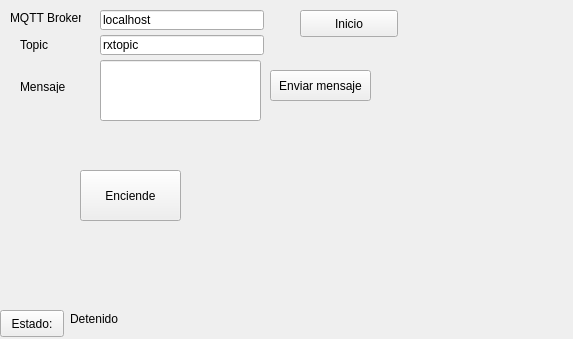
First picture: the form in guipanel.ui, repository jeacelo/test_qt, before the edit.
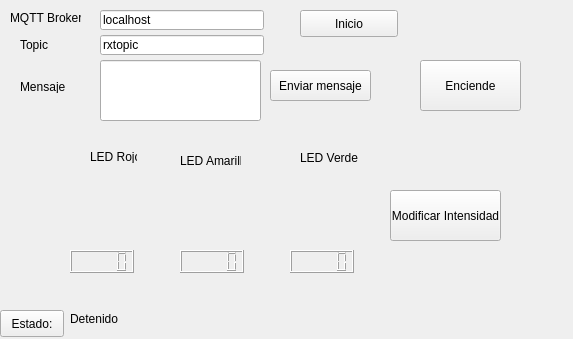
Second picture: the form after the edit. Custom widgets are drawn as their Qt base class.

Commit message: Añadidos controles de intensidad

```diff
--- a/guipanel.ui
+++ b/guipanel.ui
@@ -107,8 +107,8 @@
   <widget class="QPushButton" name="pushButton_2">
    <property name="geometry">
     <rect>
-     <x>80</x>
-     <y>170</y>
+     <x>420</x>
+     <y>60</y>
      <width>101</width>
      <height>51</height>
     </rect>
@@ -156,8 +156,175 @@
     <string>Mensaje</string>
    </property>
   </widget>
+  <widget class="QwtKnob" name="redKnob">
+   <property name="geometry">
+    <rect>
+     <x>50</x>
+     <y>160</y>
+     <width>111</width>
+     <height>101</height>
+    </rect>
+   </property>
+   <property name="upperBound">
+    <double>254.000000000000000</double>
+   </property>
+   <property name="value">
+    <double>0.000000000000000</double>
+   </property>
+   <property name="totalSteps">
+    <UInt>254</UInt>
+   </property>
+  </widget>
+  <widget class="QLCDNumber" name="red_lcdNumber">
+   <property name="geometry">
+    <rect>
+     <x>70</x>
+     <y>250</y>
+     <width>64</width>
+     <height>23</height>
+    </rect>
+   </property>
+   <property name="font">
+    <font>
+     <family>Arial</family>
+     <weight>75</weight>
+     <bold>true</bold>
+    </font>
+   </property>
+  </widget>
+  <widget class="QwtKnob" name="yellowKnob">
+   <property name="geometry">
+    <rect>
+     <x>160</x>
+     <y>160</y>
+     <width>111</width>
+     <height>101</height>
+    </rect>
+   </property>
+   <property name="upperBound">
+    <double>254.000000000000000</double>
+   </property>
+   <property name="value">
+    <double>0.000000000000000</double>
+   </property>
+   <property name="totalSteps">
+    <UInt>254</UInt>
+   </property>
+  </widget>
+  <widget class="QLCDNumber" name="yellow_lcdNumber">
+   <property name="geometry">
+    <rect>
+     <x>180</x>
+     <y>250</y>
+     <width>64</width>
+     <height>23</height>
+    </rect>
+   </property>
+   <property name="font">
+    <font>
+     <family>Arial</family>
+     <weight>75</weight>
+     <bold>true</bold>
+    </font>
+   </property>
+  </widget>
+  <widget class="QwtKnob" name="greenKnob">
+   <property name="geometry">
+    <rect>
+     <x>270</x>
+     <y>160</y>
+     <width>111</width>
+     <height>101</height>
+    </rect>
+   </property>
+   <property name="upperBound">
+    <double>254.000000000000000</double>
+   </property>
+   <property name="value">
+    <double>0.000000000000000</double>
+   </property>
+   <property name="totalSteps">
+    <UInt>254</UInt>
+   </property>
+  </widget>
+  <widget class="QLCDNumber" name="green_lcdNumber">
+   <property name="geometry">
+    <rect>
+     <x>290</x>
+     <y>250</y>
+     <width>64</width>
+     <height>23</height>
+    </rect>
+   </property>
+   <property name="font">
+    <font>
+     <family>Arial</family>
+     <weight>75</weight>
+     <bold>true</bold>
+    </font>
+   </property>
+  </widget>
+  <widget class="QPushButton" name="pushButton_4">
+   <property name="geometry">
+    <rect>
+     <x>390</x>
+     <y>190</y>
+     <width>111</width>
+     <height>51</height>
+    </rect>
+   </property>
+   <property name="text">
+    <string>Modificar Intensidad</string>
+   </property>
+  </widget>
+  <widget class="QLabel" name="label_4">
+   <property name="geometry">
+    <rect>
+     <x>90</x>
+     <y>150</y>
+     <width>47</width>
+     <height>13</height>
+    </rect>
+   </property>
+   <property name="text">
+    <string>LED Rojo</string>
+   </property>
+  </widget>
+  <widget class="QLabel" name="label_5">
+   <property name="geometry">
+    <rect>
+     <x>180</x>
+     <y>150</y>
+     <width>61</width>
+     <height>21</height>
+    </rect>
+   </property>
+   <property name="text">
+    <string>LED Amarillo</string>
+   </property>
+  </widget>
+  <widget class="QLabel" name="label_6">
+   <property name="geometry">
+    <rect>
+     <x>300</x>
+     <y>150</y>
+     <width>61</width>
+     <height>16</height>
+    </rect>
+   </property>
+   <property name="text">
+    <string>LED Verde</string>
+   </property>
+  </widget>
  </widget>
  <layoutdefault spacing="6" margin="11"/>
+ <customwidgets>
+  <customwidget>
+   <class>QwtKnob</class>
+   <extends>QWidget</extends>
+   <header>qwt_knob.h</header>
+  </customwidget>
+ </customwidgets>
  <tabstops>
   <tabstop>runButton</tabstop>
  </tabstops>
```
The commit also changes 2 other files.
